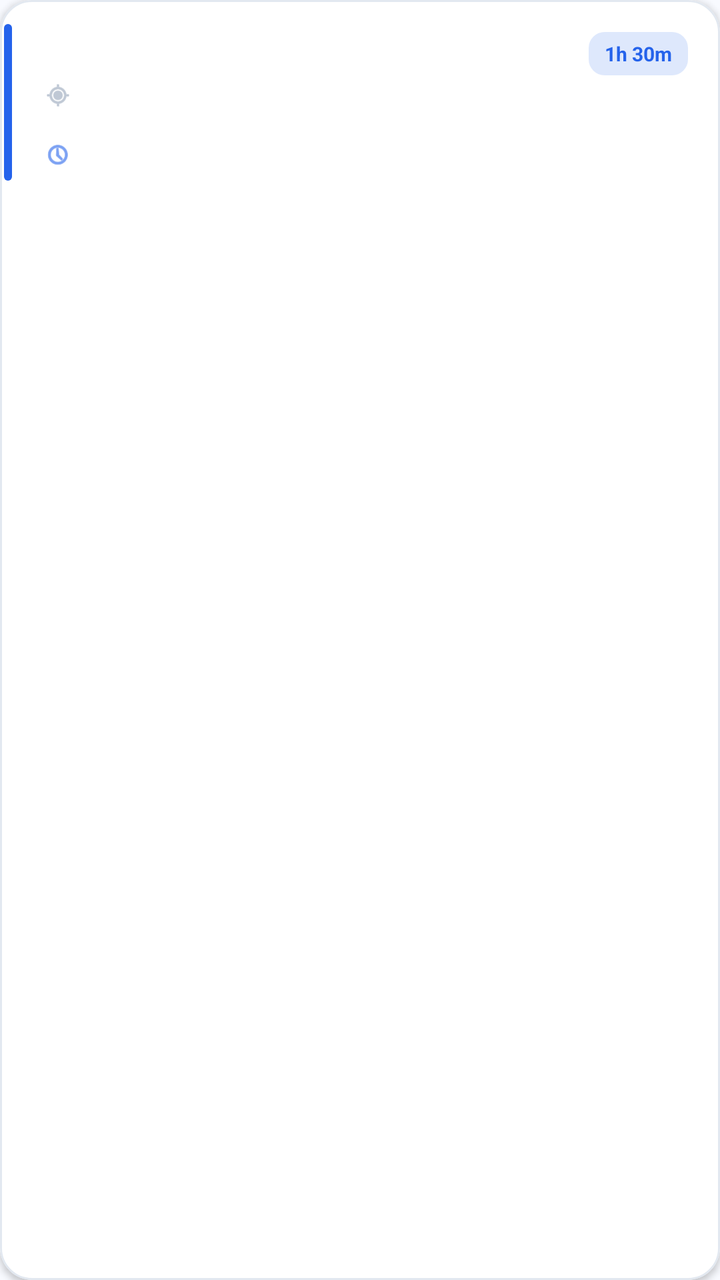
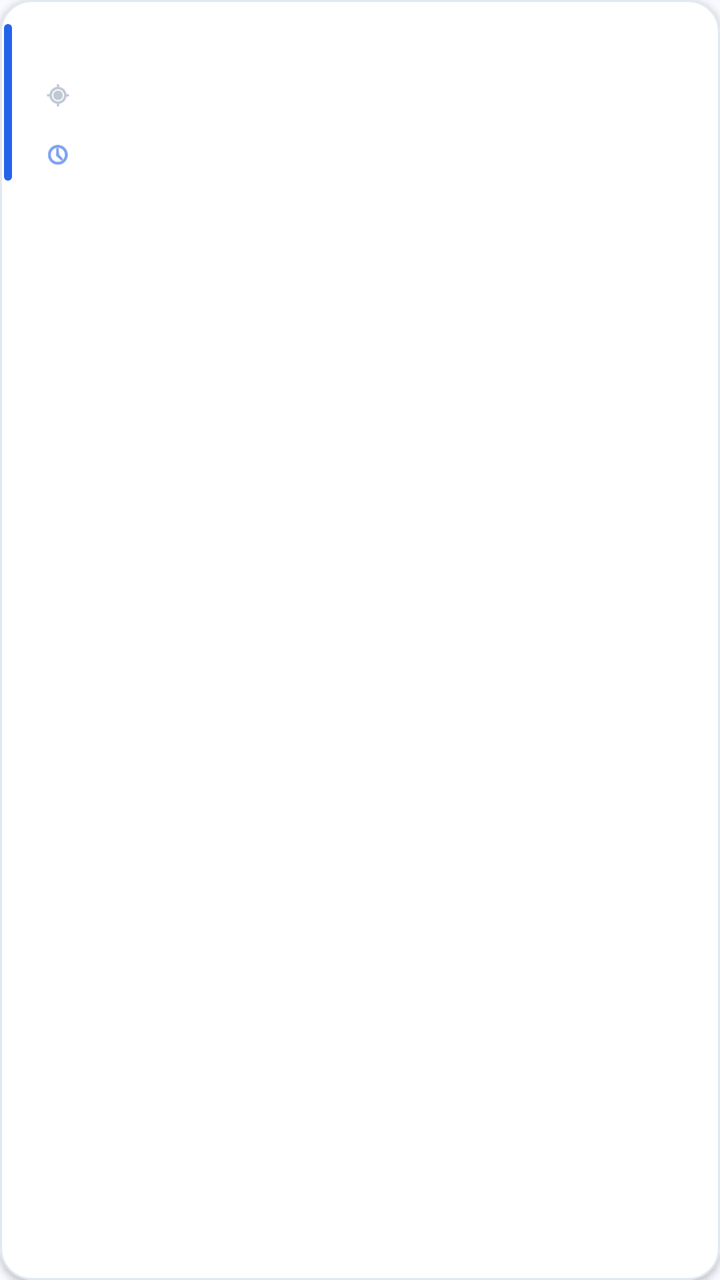

The first picture is an Android layout as it rendered before a commit; the second is the same layout after the commit. The layout source and the unified diff follow.
<!-- AndroidManifest.xml: application theme Theme.Schedify -->
<!-- res/layout/item_schedule.xml -->
<?xml version="1.0" encoding="utf-8"?>
<com.google.android.material.card.MaterialCardView xmlns:android="http://schemas.android.com/apk/res/android"
    xmlns:app="http://schemas.android.com/apk/res-auto"
    android:id="@+id/cardView"
    android:layout_width="match_parent"
    android:layout_height="wrap_content"
    android:layout_marginHorizontal="16dp"
    android:layout_marginVertical="8dp"
    app:cardCornerRadius="16dp"
    app:cardBackgroundColor="@color/bg_card"
    app:strokeWidth="1dp"
    app:strokeColor="@color/border_card"
    app:cardElevation="2dp">

    <androidx.constraintlayout.widget.ConstraintLayout
        android:layout_width="match_parent"
        android:layout_height="wrap_content">

        
        <View
            android:id="@+id/viewColorTag"
            android:layout_width="4dp"
            android:layout_height="0dp"
            android:layout_marginVertical="12dp"
            android:layout_marginStart="2dp"
            android:background="@drawable/accent_bar_shape"
            app:layout_constraintStart_toStartOf="parent"
            app:layout_constraintTop_toTopOf="parent"
            app:layout_constraintBottom_toBottomOf="parent" />

        <TextView
            android:id="@+id/tvScheduleTitle"
            android:layout_width="0dp"
            android:layout_height="wrap_content"
            android:layout_marginStart="16dp"
            android:layout_marginTop="16dp"
            android:layout_marginEnd="16dp"
            android:textColor="@color/text_title"
            android:textSize="14sp"
            android:textStyle="bold"
            app:layout_constraintEnd_toStartOf="@+id/durationBadge"
            app:layout_constraintStart_toEndOf="@id/viewColorTag"
            app:layout_constraintTop_toTopOf="parent" />

        <LinearLayout
            android:id="@+id/locationContainer"
            android:layout_width="0dp"
            android:layout_height="wrap_content"
            android:layout_marginTop="4dp"
            android:gravity="center_vertical"
            android:orientation="horizontal"
            app:layout_constraintStart_toStartOf="@id/tvScheduleTitle"
            app:layout_constraintEnd_toEndOf="@id/tvScheduleTitle"
            app:layout_constraintTop_toBottomOf="@id/tvScheduleTitle">

            <ImageView
                android:id="@+id/ivLocation"
                android:layout_width="14dp"
                android:layout_height="14dp"
                android:src="@android:drawable/ic_menu_mylocation"
                app:tint="@color/text_hint" />

            <TextView
                android:id="@+id/tvScheduleLocation"
                android:layout_width="wrap_content"
                android:layout_height="wrap_content"
                android:layout_marginStart="4dp"
                android:textColor="@color/text_hint"
                android:textSize="13sp" />
        </LinearLayout>

        <LinearLayout
            android:layout_width="wrap_content"
            android:layout_height="wrap_content"
            android:layout_marginTop="12dp"
            android:layout_marginBottom="16dp"
            android:gravity="center_vertical"
            android:orientation="horizontal"
            app:layout_constraintBottom_toBottomOf="parent"
            app:layout_constraintStart_toStartOf="@id/tvScheduleTitle"
            app:layout_constraintTop_toBottomOf="@id/locationContainer">

            <ImageView
                android:layout_width="14dp"
                android:layout_height="14dp"
                android:src="@android:drawable/ic_menu_recent_history"
                app:tint="@color/brand_blue" />

            <TextView
                android:id="@+id/tvScheduleTime"
                android:layout_width="wrap_content"
                android:layout_height="wrap_content"
                android:layout_marginStart="6dp"
                android:textColor="@color/text_time"
                android:textSize="13sp"
                android:textStyle="bold" />
        </LinearLayout>

        <FrameLayout
            android:id="@+id/durationBadge"
            android:layout_width="wrap_content"
            android:layout_height="wrap_content"
            android:layout_marginTop="16dp"
            android:layout_marginEnd="16dp"
            android:background="@drawable/duration_badge_bg"
            android:paddingHorizontal="8dp"
            android:paddingVertical="4dp"
            app:layout_constraintEnd_toEndOf="parent"
            app:layout_constraintTop_toTopOf="parent">

            <TextView
                android:id="@+id/tvDuration"
                android:layout_width="wrap_content"
                android:layout_height="wrap_content"
                android:text="1h 30m"
                android:textColor="@color/text_badge"
                android:textSize="10sp"
                android:textStyle="bold" />
        </FrameLayout>

    </androidx.constraintlayout.widget.ConstraintLayout>

</com.google.android.material.card.MaterialCardView>
<!-- resources referenced by this layout -->
<resources>
  <color name="bg_card">#FFFFFF</color>
  <color name="border_card">#E2E8F0</color>
  <color name="brand_blue">#2563EB</color>
  <color name="text_badge">#2563EB</color>
  <color name="text_hint">#94A3B8</color>
  <color name="text_time">#0EA5E9</color>
  <color name="text_title">#0F172A</color>
  <!-- drawable accent_bar_shape (drawable) -->
  <?xml version="1.0" encoding="utf-8"?>
  <shape xmlns:android="http://schemas.android.com/apk/res/android">
      <corners android:radius="2dp" />
      <solid android:color="@color/brand_blue" />
  </shape>
  <!-- drawable duration_badge_bg (drawable) -->
  <?xml version="1.0" encoding="utf-8"?>
  <shape xmlns:android="http://schemas.android.com/apk/res/android">
      <solid android:color="#262563EB" />
      <corners android:radius="8dp" />
  </shape>
  <style name="Theme.Schedify" parent="Theme.MaterialComponents.Light.NoActionBar">
          <item name="colorPrimary">@color/brand_blue</item>
          <item name="colorPrimaryVariant">@color/brand_blue_dark</item>
          <item name="colorSecondary">@color/brand_teal</item>
          <item name="colorSecondaryVariant">#00A896</item>
          <item name="colorSurface">@color/white</item>
          <item name="android:colorBackground">@color/bg_page</item>
          
          <item name="colorOnSurface">@color/text_title</item>
          <item name="android:windowBackground">@color/bg_page</item>
          <item name="android:statusBarColor">@color/bg_page</item>
          <item name="android:windowLightStatusBar">true</item>
      </style>
  <color name="brand_blue_dark">#1E40AF</color>
  <color name="brand_teal">#00C9B8</color>
  <color name="white">#FFFFFF</color>
  <color name="bg_page">#F8FAFF</color>
</resources>

<!-- the commit's change to res/layout/item_schedule.xml (unified diff, before → after) -->
@@ -38,7 +38,7 @@
             android:textColor="@color/text_title"
             android:textSize="14sp"
             android:textStyle="bold"
-            app:layout_constraintEnd_toStartOf="@+id/durationBadge"
+            app:layout_constraintEnd_toEndOf="parent"
             app:layout_constraintStart_toEndOf="@id/viewColorTag"
             app:layout_constraintTop_toTopOf="parent" />
 
@@ -96,27 +96,6 @@
                 android:textStyle="bold" />
         </LinearLayout>
 
-        <FrameLayout
-            android:id="@+id/durationBadge"
-            android:layout_width="wrap_content"
-            android:layout_height="wrap_content"
-            android:layout_marginTop="16dp"
-            android:layout_marginEnd="16dp"
-            android:background="@drawable/duration_badge_bg"
-            android:paddingHorizontal="8dp"
-            android:paddingVertical="4dp"
-            app:layout_constraintEnd_toEndOf="parent"
-            app:layout_constraintTop_toTopOf="parent">
-
-            <TextView
-                android:id="@+id/tvDuration"
-                android:layout_width="wrap_content"
-                android:layout_height="wrap_content"
-                android:text="1h 30m"
-                android:textColor="@color/text_badge"
-                android:textSize="10sp"
-                android:textStyle="bold" />
-        </FrameLayout>
 
     </androidx.constraintlayout.widget.ConstraintLayout>
 
<!-- resource entries referenced after the edit -->
@@ -3,7 +3,6 @@
   <color name="bg_card">#FFFFFF</color>
   <color name="border_card">#E2E8F0</color>
   <color name="brand_blue">#2563EB</color>
-  <color name="text_badge">#2563EB</color>
   <color name="text_hint">#94A3B8</color>
   <color name="text_time">#0EA5E9</color>
   <color name="text_title">#0F172A</color>
@@ -12,12 +11,6 @@
   <shape xmlns:android="http://schemas.android.com/apk/res/android">
       <corners android:radius="2dp" />
       <solid android:color="@color/brand_blue" />
-  </shape>
-  <!-- drawable duration_badge_bg (drawable) -->
-  <?xml version="1.0" encoding="utf-8"?>
-  <shape xmlns:android="http://schemas.android.com/apk/res/android">
-      <solid android:color="#262563EB" />
-      <corners android:radius="8dp" />
   </shape>
   <style name="Theme.Schedify" parent="Theme.MaterialComponents.Light.NoActionBar">
           <item name="colorPrimary">@color/brand_blue</item>
